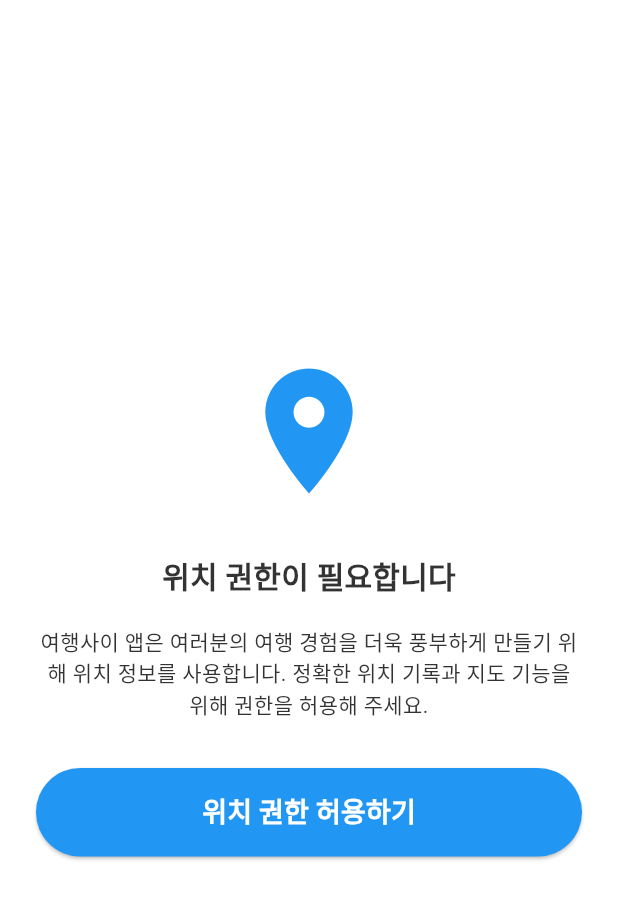
After one commit to KookminNacho/InterTravel, a Flutter app: the PermissionRequestPage screen opened directly, on a phone screen of 412 x 824 dp. The commit adds this screen. Shown: the top 899 px of the screen. Run offline on Flutter 3.47's test engine with Material 3 defaults, Android fonts, the light colour scheme and no system bars; our stand-ins replace auto_size_text, cloud_firestore, firebase_auth, firebase_core, firebase_storage, flutter_dotenv and 9 more; missing offline and left inert: firebase_app_check, flutter_naver_map; accounts and stored records are empty; Roboto replaces fonts that are missing (Pretendard).

Commit message:
위치 권한 요청 디자인 추가

```diff
--- /dev/null
+++ b/lib/View/DIalog/PermissionRequestPage.dart
@@ -0,0 +1,59 @@
+import 'package:flutter/material.dart';
+import 'package:provider/provider.dart';
+import '../../ViewModel/UserPermission.dart';
+
+class PermissionRequestPage extends StatelessWidget {
+  const PermissionRequestPage({Key? key}) : super(key: key);
+
+  @override
+  Widget build(BuildContext context) {
+    return Scaffold(
+      body: SafeArea(
+        child: Padding(
+          padding: const EdgeInsets.all(24.0),
+          child: Column(
+            mainAxisAlignment: MainAxisAlignment.center,
+            crossAxisAlignment: CrossAxisAlignment.stretch,
+            children: [
+              const Icon(
+                Icons.location_on,
+                size: 100,
+                color: Colors.blue,
+              ),
+              const SizedBox(height: 32),
+              Text(
+                '위치 권한이 필요합니다',
+                style: Theme.of(context).textTheme.titleMedium,
+                textAlign: TextAlign.center,
+              ),
+              const SizedBox(height: 16),
+              Text(
+                '여행사이 앱은 여러분의 여행 경험을 더욱 풍부하게 만들기 위해 위치 정보를 사용합니다. 정확한 위치 기록과 지도 기능을 위해 권한을 허용해 주세요.',
+                style: Theme.of(context).textTheme.bodyMedium,
+                textAlign: TextAlign.center,
+              ),
+              const SizedBox(height: 32),
+              ElevatedButton(
+                style: ElevatedButton.styleFrom(
+                  foregroundColor: Colors.white, backgroundColor: Colors.blue,
+                  padding: const EdgeInsets.symmetric(vertical: 16),
+                  shape: RoundedRectangleBorder(
+                    borderRadius: BorderRadius.circular(30),
+                  ),
+                ),
+                onPressed: () {
+                  context.read<UserPermission>().requestLocationPermission();
+                },
+                child: const Text(
+                  "위치 권한 허용하기",
+                  style: TextStyle(fontSize: 18),
+                ),
+              ),
+              const SizedBox(height: 16),
+            ],
+          ),
+        ),
+      ),
+    );
+  }
+}
--- a/lib/View/LoginPage.dart
+++ b/lib/View/LoginPage.dart
@@ -39,7 +39,6 @@ class _LoginPageState extends State<LoginPage>
 
   @override
   Widget build(BuildContext context) {
-    double buttonHeight = MediaQuery.of(context).size.height / 15;
     return Consumer<UserData>(builder: (context, userData, child) {
       AuthRepository authRepository = AuthRepository();
       return Scaffold(
--- a/lib/View/MainPage.dart
+++ b/lib/View/MainPage.dart
@@ -2,6 +2,7 @@ import 'package:expandable_bottom_bar/expandable_bottom_bar.dart';
 import 'package:firebase_auth/firebase_auth.dart';
 
 import 'package:flutter/material.dart';
+import 'package:intertravel/View/DIalog/PermissionRequestPage.dart';
 import 'package:intertravel/View/LoginPage.dart';
 import 'package:intertravel/View/MapScreen.dart';
 import 'package:provider/provider.dart';
@@ -40,15 +41,7 @@ class _MainPageState extends State<MainPage> {
                       ? DefaultBottomBarController(child: const MapScreen())
                       : const LoginPage();
                 })
-              : Center(
-                  child: ElevatedButton(
-                      onPressed: () {
-                        context
-                            .read<UserPermission>()
-                            .requestLocationPermission();
-                      },
-                      child: Text("권한을 허용해주세요")),
-                );
+              : PermissionRequestPage();
         });
   }
 }
```
Also changed, not shown: 1 other file.
